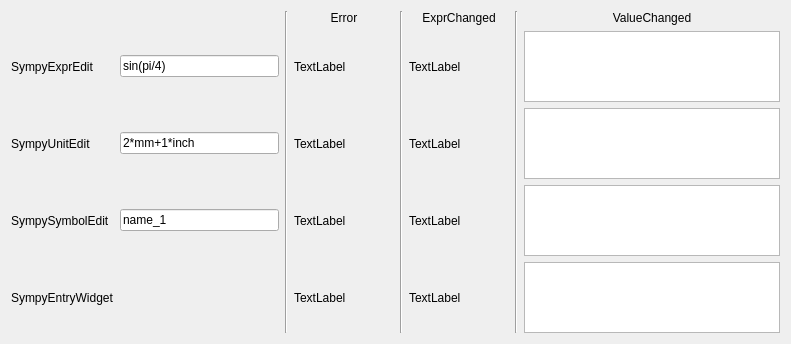
Before: the Qt Designer form examples/designer.ui in timjolson/sympyEntryWidget, drawn with Qt 5.
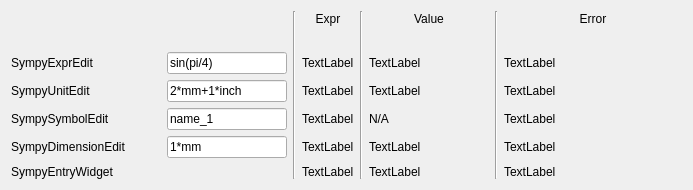
After: the same form once the commit is applied. Custom widgets are drawn as their Qt base class.

Commit message: Added SympyDimensionEdit and parseExprUnits supports providing a units.Dimension

```diff
--- a/examples/designer.ui
+++ b/examples/designer.ui
@@ -6,74 +6,100 @@
    <rect>
     <x>0</x>
     <y>0</y>
-    <width>791</width>
-    <height>344</height>
+    <width>693</width>
+    <height>190</height>
    </rect>
   </property>
   <property name="windowTitle">
    <string>Form</string>
   </property>
-  <layout class="QGridLayout" name="gridLayout">
-   <item row="1" column="1">
+  <layout class="QGridLayout" name="gridLayout" columnstretch="0,1,0,0,0,0,0,0,0,2">
+   <item row="2" column="1">
     <widget class="SympyExprEdit" name="sympyExprEdit">
+     <property name="minimumSize">
+      <size>
+       <width>120</width>
+       <height>0</height>
+      </size>
+     </property>
+     <property name="maximumSize">
+      <size>
+       <width>120</width>
+       <height>16777215</height>
+      </size>
+     </property>
      <property name="text">
       <string>sin(pi/4)</string>
      </property>
     </widget>
    </item>
-   <item row="0" column="4" rowspan="5">
+   <item row="5" column="9">
+    <widget class="QLabel" name="label_17">
+     <property name="text">
+      <string>TextLabel</string>
+     </property>
+    </widget>
+   </item>
+   <item row="2" column="9">
+    <widget class="QLabel" name="label_12">
+     <property name="text">
+      <string>TextLabel</string>
+     </property>
+     <property name="wordWrap">
+      <bool>true</bool>
+     </property>
+    </widget>
+   </item>
+   <item row="0" column="4" rowspan="7">
     <widget class="Line" name="line">
      <property name="orientation">
       <enum>Qt::Vertical</enum>
      </property>
     </widget>
    </item>
+   <item row="6" column="1">
+    <widget class="SympyEntryWidget" name="sympyEntryWidget">
+     <property name="minimumSize">
+      <size>
+       <width>120</width>
+       <height>0</height>
+      </size>
+     </property>
+     <property name="maximumSize">
+      <size>
+       <width>120</width>
+       <height>16777215</height>
+      </size>
+     </property>
+     <property name="text_" stdset="0">
+      <string>2*inch</string>
+     </property>
+    </widget>
+   </item>
    <item row="4" column="1">
-    <widget class="SympyEntryWidget" name="sympyEntryWidget"/>
-   </item>
-   <item row="3" column="1">
     <widget class="SympySymbolEdit" name="sympySymbolEdit">
+     <property name="minimumSize">
+      <size>
+       <width>120</width>
+       <height>0</height>
+      </size>
+     </property>
+     <property name="maximumSize">
+      <size>
+       <width>120</width>
+       <height>16777215</height>
+      </size>
+     </property>
      <property name="text">
       <string>name_1</string>
      </property>
     </widget>
    </item>
-   <item row="4" column="7">
-    <widget class="QTextBrowser" name="textBrowser_4"/>
-   </item>
-   <item row="3" column="7">
-    <widget class="QTextBrowser" name="textBrowser_3"/>
-   </item>
-   <item row="1" column="5">
+   <item row="2" column="5">
     <widget class="QLabel" name="label">
-     <property name="minimumSize">
-      <size>
-       <width>100</width>
-       <height>0</height>
-      </size>
-     </property>
      <property name="maximumSize">
       <size>
-       <width>100</width>
-       <height>16777215</height>
-      </size>
-     </property>
-     <property name="text">
-      <string>TextLabel</string>
-     </property>
-    </widget>
-   </item>
-   <item row="3" column="5">
-    <widget class="QLabel" name="label_3">
-     <property name="minimumSize">
-      <size>
-       <width>100</width>
-       <height>0</height>
-      </size>
-     </property>
-     <property name="maximumSize">
-      <size>
-       <width>100</width>
+       <width>120</width>
        <height>16777215</height>
       </size>
      </property>
@@ -83,16 +109,23 @@
     </widget>
    </item>
    <item row="4" column="5">
+    <widget class="QLabel" name="label_3">
+     <property name="maximumSize">
+      <size>
+       <width>120</width>
+       <height>16777215</height>
+      </size>
+     </property>
+     <property name="text">
+      <string>TextLabel</string>
+     </property>
+    </widget>
+   </item>
+   <item row="6" column="5">
     <widget class="QLabel" name="label_4">
-     <property name="minimumSize">
-      <size>
-       <width>100</width>
-       <height>0</height>
-      </size>
-     </property>
      <property name="maximumSize">
       <size>
-       <width>100</width>
+       <width>120</width>
        <height>16777215</height>
       </size>
      </property>
@@ -101,20 +134,11 @@
      </property>
     </widget>
    </item>
-   <item row="2" column="7">
-    <widget class="QTextBrowser" name="textBrowser_2"/>
-   </item>
-   <item row="2" column="5">
+   <item row="3" column="5">
     <widget class="QLabel" name="label_2">
-     <property name="minimumSize">
-      <size>
-       <width>100</width>
-       <height>0</height>
-      </size>
-     </property>
      <property name="maximumSize">
       <size>
-       <width>100</width>
+       <width>120</width>
        <height>16777215</height>
       </size>
      </property>
@@ -123,22 +147,46 @@
      </property>
     </widget>
    </item>
-   <item row="2" column="1">
+   <item row="3" column="1">
     <widget class="SympyUnitEdit" name="sympyUnitEdit">
+     <property name="minimumSize">
+      <size>
+       <width>120</width>
+       <height>0</height>
+      </size>
+     </property>
+     <property name="maximumSize">
+      <size>
+       <width>120</width>
+       <height>16777215</height>
+      </size>
+     </property>
      <property name="text">
       <string>2*mm+1*inch</string>
      </property>
     </widget>
    </item>
-   <item row="1" column="0">
+   <item row="2" column="0">
     <widget class="QLabel" name="label_5">
+     <property name="minimumSize">
+      <size>
+       <width>150</width>
+       <height>0</height>
+      </size>
+     </property>
      <property name="text">
       <string>SympyExprEdit</string>
      </property>
     </widget>
    </item>
-   <item row="3" column="0">
+   <item row="4" column="0">
     <widget class="QLabel" name="label_7">
+     <property name="minimumSize">
+      <size>
+       <width>150</width>
+       <height>0</height>
+      </size>
+     </property>
      <property name="text">
       <string>SympySymbolEdit</string>
      </property>
@@ -147,7 +195,7 @@
    <item row="0" column="5">
     <widget class="QLabel" name="label_9">
      <property name="text">
-      <string>ExprChanged</string>
+      <string>Expr</string>
      </property>
      <property name="alignment">
       <set>Qt::AlignCenter</set>
@@ -157,28 +205,187 @@
    <item row="0" column="7">
     <widget class="QLabel" name="label_10">
      <property name="text">
-      <string>ValueChanged</string>
+      <string>Value</string>
      </property>
      <property name="alignment">
       <set>Qt::AlignCenter</set>
      </property>
     </widget>
    </item>
-   <item row="2" column="0">
+   <item row="3" column="0">
     <widget class="QLabel" name="label_6">
+     <property name="minimumSize">
+      <size>
+       <width>150</width>
+       <height>0</height>
+      </size>
+     </property>
      <property name="text">
       <string>SympyUnitEdit</string>
      </property>
     </widget>
    </item>
-   <item row="4" column="0">
+   <item row="6" column="0">
     <widget class="QLabel" name="label_8">
+     <property name="minimumSize">
+      <size>
+       <width>150</width>
+       <height>0</height>
+      </size>
+     </property>
      <property name="text">
       <string>SympyEntryWidget</string>
      </property>
     </widget>
    </item>
-   <item row="0" column="3">
+   <item row="0" column="6" rowspan="7">
+    <widget class="Line" name="line_3">
+     <property name="orientation">
+      <enum>Qt::Vertical</enum>
+     </property>
+    </widget>
+   </item>
+   <item row="5" column="0">
+    <widget class="QLabel" name="label_16">
+     <property name="minimumSize">
+      <size>
+       <width>150</width>
+       <height>0</height>
+      </size>
+     </property>
+     <property name="text">
+      <string>SympyDimensionEdit</string>
+     </property>
+    </widget>
+   </item>
+   <item row="5" column="1">
+    <widget class="SympyDimensionEdit" name="sympydimensionedit">
+     <property name="minimumSize">
+      <size>
+       <width>120</width>
+       <height>0</height>
+      </size>
+     </property>
+     <property name="maximumSize">
+      <size>
+       <width>120</width>
+       <height>16777215</height>
+      </size>
+     </property>
+     <property name="text">
+      <string>1*mm</string>
+     </property>
+    </widget>
+   </item>
+   <item row="5" column="5">
+    <widget class="QLabel" name="label_18">
+     <property name="maximumSize">
+      <size>
+       <width>120</width>
+       <height>16777215</height>
+      </size>
+     </property>
+     <property name="text">
+      <string>TextLabel</string>
+     </property>
+    </widget>
+   </item>
+   <item row="2" column="7">
+    <widget class="QLabel" name="label_20">
+     <property name="minimumSize">
+      <size>
+       <width>120</width>
+       <height>0</height>
+      </size>
+     </property>
+     <property name="maximumSize">
+      <size>
+       <width>120</width>
+       <height>16777215</height>
+      </size>
+     </property>
+     <property name="text">
+      <string>TextLabel</string>
+     </property>
+    </widget>
+   </item>
+   <item row="3" column="7">
+    <widget class="QLabel" name="label_19">
+     <property name="minimumSize">
+      <size>
+       <width>120</width>
+       <height>0</height>
+      </size>
+     </property>
+     <property name="maximumSize">
+      <size>
+       <width>120</width>
+       <height>16777215</height>
+      </size>
+     </property>
+     <property name="text">
+      <string>TextLabel</string>
+     </property>
+    </widget>
+   </item>
+   <item row="4" column="7">
+    <widget class="QLabel" name="label_21">
+     <property name="minimumSize">
+      <size>
+       <width>120</width>
+       <height>0</height>
+      </size>
+     </property>
+     <property name="maximumSize">
+      <size>
+       <width>120</width>
+       <height>16777215</height>
+      </size>
+     </property>
+     <property name="text">
+      <string>N/A</string>
+     </property>
+    </widget>
+   </item>
+   <item row="5" column="7">
+    <widget class="QLabel" name="label_22">
+     <property name="minimumSize">
+      <size>
+       <width>120</width>
+       <height>0</height>
+      </size>
+     </property>
+     <property name="maximumSize">
+      <size>
+       <width>120</width>
+       <height>16777215</height>
+      </size>
+     </property>
+     <property name="text">
+      <string>TextLabel</string>
+     </property>
+    </widget>
+   </item>
+   <item row="6" column="7">
+    <widget class="QLabel" name="label_23">
+     <property name="minimumSize">
+      <size>
+       <width>120</width>
+       <height>0</height>
+      </size>
+     </property>
+     <property name="maximumSize">
+      <size>
+       <width>120</width>
+       <height>16777215</height>
+      </size>
+     </property>
+     <property name="text">
+      <string>TextLabel</string>
+     </property>
+    </widget>
+   </item>
+   <item row="0" column="9">
     <widget class="QLabel" name="label_11">
      <property name="text">
       <string>Error</string>
@@ -188,42 +395,8 @@
      </property>
     </widget>
    </item>
-   <item row="1" column="3">
-    <widget class="QLabel" name="label_12">
-     <property name="minimumSize">
-      <size>
-       <width>100</width>
-       <height>0</height>
-      </size>
-     </property>
-     <property name="maximumSize">
-      <size>
-       <width>100</width>
-       <height>16777215</height>
-      </size>
-     </property>
-     <property name="text">
-      <string>TextLabel</string>
-     </property>
-     <property name="wordWrap">
-      <bool>true</bool>
-     </property>
-    </widget>
-   </item>
-   <item row="2" column="3">
+   <item row="3" column="9">
     <widget class="QLabel" name="label_13">
-     <property name="minimumSize">
-      <size>
-       <width>100</width>
-       <height>0</height>
-      </size>
-     </property>
-     <property name="maximumSize">
-      <size>
-       <width>100</width>
-       <height>16777215</height>
-      </size>
-     </property>
      <property name="text">
       <string>TextLabel</string>
      </property>
@@ -232,20 +405,8 @@
      </property>
     </widget>
    </item>
-   <item row="3" column="3">
+   <item row="4" column="9">
     <widget class="QLabel" name="label_14">
-     <property name="minimumSize">
-      <size>
-       <width>100</width>
-       <height>0</height>
-      </size>
-     </property>
-     <property name="maximumSize">
-      <size>
-       <width>100</width>
-       <height>16777215</height>
-      </size>
-     </property>
      <property name="text">
       <string>TextLabel</string>
      </property>
@@ -254,20 +415,8 @@
      </property>
     </widget>
    </item>
-   <item row="4" column="3">
+   <item row="6" column="9">
     <widget class="QLabel" name="label_15">
-     <property name="minimumSize">
-      <size>
-       <width>100</width>
-       <height>0</height>
-      </size>
-     </property>
-     <property name="maximumSize">
-      <size>
-       <width>100</width>
-       <height>16777215</height>
-      </size>
-     </property>
      <property name="text">
       <string>TextLabel</string>
      </property>
@@ -276,23 +425,13 @@
      </property>
     </widget>
    </item>
-   <item row="0" column="2" rowspan="5">
+   <item row="0" column="8" rowspan="7">
     <widget class="Line" name="line_2">
      <property name="orientation">
       <enum>Qt::Vertical</enum>
      </property>
     </widget>
    </item>
-   <item row="0" column="6" rowspan="5">
-    <widget class="Line" name="line_3">
-     <property name="orientation">
-      <enum>Qt::Vertical</enum>
-     </property>
-    </widget>
-   </item>
-   <item row="1" column="7">
-    <widget class="QTextBrowser" name="textBrowser"/>
-   </item>
   </layout>
  </widget>
  <customwidgets>
@@ -320,6 +459,12 @@
    <header>sympyentrywidget</header>
    <container>1</container>
   </customwidget>
+  <customwidget>
+   <class>SympyDimensionEdit</class>
+   <extends>SympyUnitEdit</extends>
+   <header>sympyentrywidget</header>
+   <container>1</container>
+  </customwidget>
   <customwidget>
    <class>SympySymbolEdit</class>
    <extends>AutoColorLineEdit</extends>
```
Left out of the diff: 192 changed lines with no effect on the pictures. The commit also changes 6 other files.
